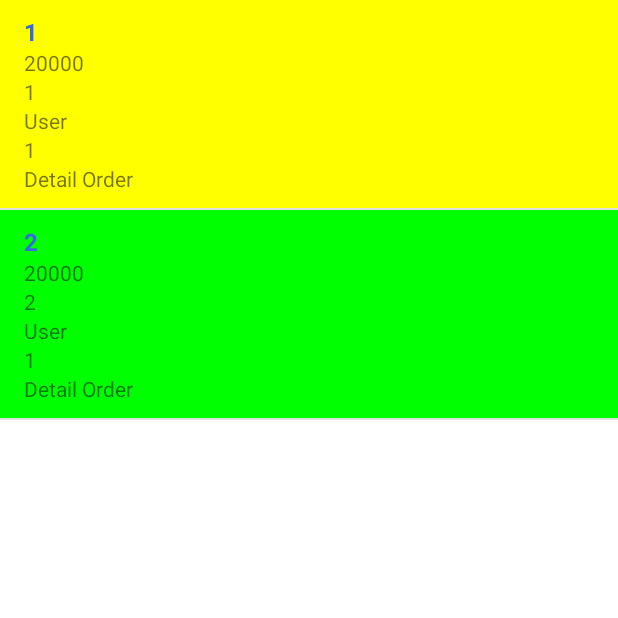
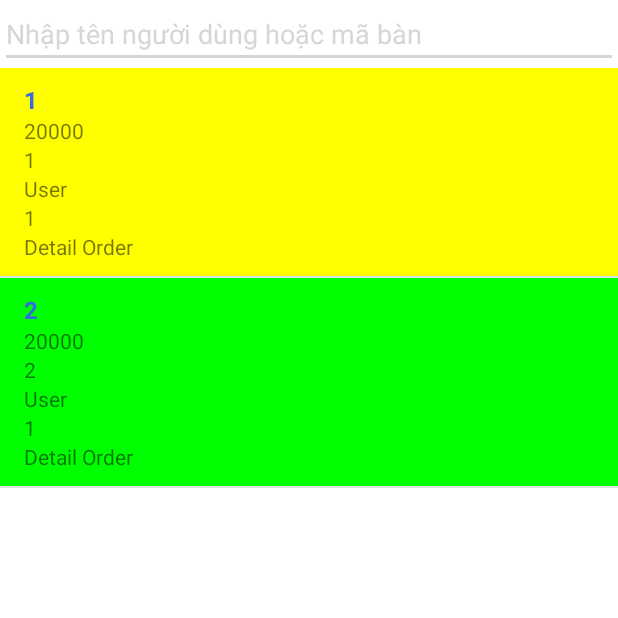
Before and after one commit to trilong0610/coffee-order, an Android app: the fragment OrderFragment shown on its own in the app's theme, on a phone screen of 412 x 824 dp, the top half of it. Run offline under Robolectric (Android 15) with nearby library versions, the phone set to English and light mode, and no system bars; our stand-ins replace Firebase (no records; nobody signed in at launch, a user with empty details on screens opened directly).

Commit message:
Thêm tìm kiếm hóa đơn

```diff
--- a/app/src/main/java/com/example/coffeeorder/data/OrderAdapter.java
+++ b/app/src/main/java/com/example/coffeeorder/data/OrderAdapter.java
@@ -18,7 +18,7 @@ import java.util.ArrayList;
 public class OrderAdapter extends RecyclerView.Adapter<OrderAdapter.OrderViewHolder> {
 
     private ArrayList<OrderModel> dataList;
-
+    private ArrayList<OrderModel> filteredList;
     public class OrderViewHolder extends RecyclerView.ViewHolder {
         public TextView id_order, time_order, time_complete, status_order,total_order,id_user,id_table,detail_order;
 
@@ -35,6 +35,7 @@ public class OrderAdapter extends RecyclerView.Adapter<OrderAdapter.OrderViewHol
     }
     public OrderAdapter(ArrayList<OrderModel> dataList) {
         this.dataList = dataList;
+        this.filteredList = new ArrayList<>(dataList);
     }
 
     @Override
@@ -79,7 +80,10 @@ public class OrderAdapter extends RecyclerView.Adapter<OrderAdapter.OrderViewHol
             }
             );
     }
-
+    public void filterList(ArrayList<OrderModel> filterList) {
+        dataList = filterList;
+        notifyDataSetChanged();
+    }
     @Override
     public int getItemCount() {
         return dataList.size();
--- a/app/src/main/java/com/example/coffeeorder/fragment/OrderFragment.java
+++ b/app/src/main/java/com/example/coffeeorder/fragment/OrderFragment.java
@@ -1,10 +1,14 @@
 package com.example.coffeeorder.fragment;
 
+import android.content.ClipData;
 import android.os.Bundle;
+import android.text.Editable;
+import android.text.TextWatcher;
 import android.util.Log;
 import android.view.LayoutInflater;
 import android.view.View;
 import android.view.ViewGroup;
+import android.widget.EditText;
 
 import androidx.annotation.NonNull;
 import androidx.fragment.app.Fragment;
@@ -29,7 +33,9 @@ import java.util.ArrayList;
 public class OrderFragment extends Fragment {
     //private ArrayList<OrderModel> listOrders;
     private ArrayList<OrderModel> dataList;
-    ArrayList<OrderDetailModel> orderDetails;
+    private ArrayList<OrderModel> filteredList;
+    private ArrayList<OrderDetailModel> orderDetails;
+
     private RecyclerView recyclerView;
     private OrderAdapter mAdapter;
 
@@ -46,9 +52,41 @@ public class OrderFragment extends Fragment {
         recyclerView.setLayoutManager(mLayoutManager);
         recyclerView.setItemAnimator(new DefaultItemAnimator());
         recyclerView.setAdapter(mAdapter);
+        // Xử lý sự kiện tìm kiếm
+        // 1. Lấy dữ liệu từ Firebase
+        // 2. Lọc dữ liệu
+        // 3. Hiển thị dữ liệu
+
+        EditText searchEditText = view.findViewById(R.id.searchEditText);
+        searchEditText.addTextChangedListener(new TextWatcher() {
+            @Override
+            public void beforeTextChanged(CharSequence s, int start, int count, int after) {
+            }
+
+            @Override
+            public void onTextChanged(CharSequence s, int start, int before, int count) {
+            }
+
+            @Override
+            public void afterTextChanged(Editable s) {
+                String keyword = s.toString().trim();
+                filter(keyword);
+            }
+        });
         prepareMovieData();
         return view;
 
+    }
+    private void filter(String keyword) {
+        filteredList.clear();
+
+        for (OrderModel item : dataList) {
+            if (item.getIdUser().toLowerCase().contains(keyword.toLowerCase())||item.getIdTable().toLowerCase().contains(keyword.toLowerCase())) {
+                filteredList.add(item);
+            }
+        }
+
+        mAdapter.filterList(filteredList);
     }
 
     private void prepareMovieData()
@@ -67,6 +105,7 @@ public class OrderFragment extends Fragment {
 
     private void initView(View view) {
         dataList = new ArrayList<OrderModel>();
+        filteredList = new ArrayList<>(dataList);
     }
 
     // load danh sach order tu db
--- a/app/src/main/res/layout/fragment_order.xml
+++ b/app/src/main/res/layout/fragment_order.xml
@@ -6,15 +6,31 @@
     tools:context=".fragment.OrderFragment">
 
     <!-- TODO: Update blank fragment layout -->
-    <RelativeLayout
+
+    <LinearLayout
         android:layout_width="match_parent"
-        android:layout_height="match_parent">
+        android:layout_height="match_parent"
+        android:orientation="vertical">
 
-        <androidx.recyclerview.widget.RecyclerView
-            android:id="@+id/recyclerView"
+        <EditText
+            android:id="@+id/searchEditText"
+            android:textColor="@color/black"
             android:layout_width="match_parent"
             android:layout_height="wrap_content"
-            android:scrollbars="vertical"/>
-    </RelativeLayout>
+            android:hint="Nhập tên người dùng hoặc mã bàn"
+            android:textColorHint="@color/black"
+            />
+
+        <RelativeLayout
+            android:layout_width="match_parent"
+            android:layout_height="639dp">
+
+            <androidx.recyclerview.widget.RecyclerView
+                android:id="@+id/recyclerView"
+                android:layout_width="wrap_content"
+                android:layout_height="wrap_content"
+                android:scrollbars="vertical" />
+        </RelativeLayout>
+    </LinearLayout>
 
 </FrameLayout>
```
